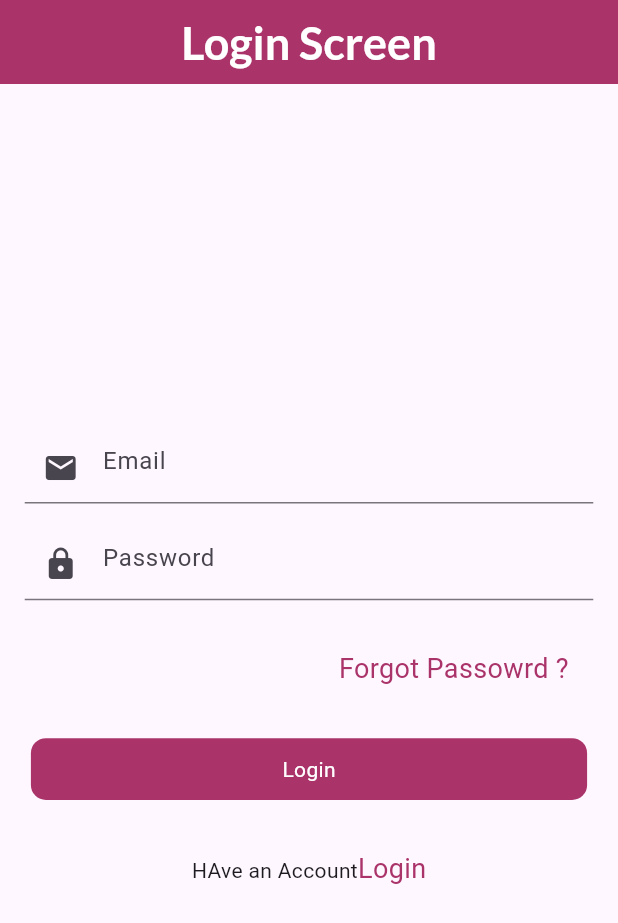
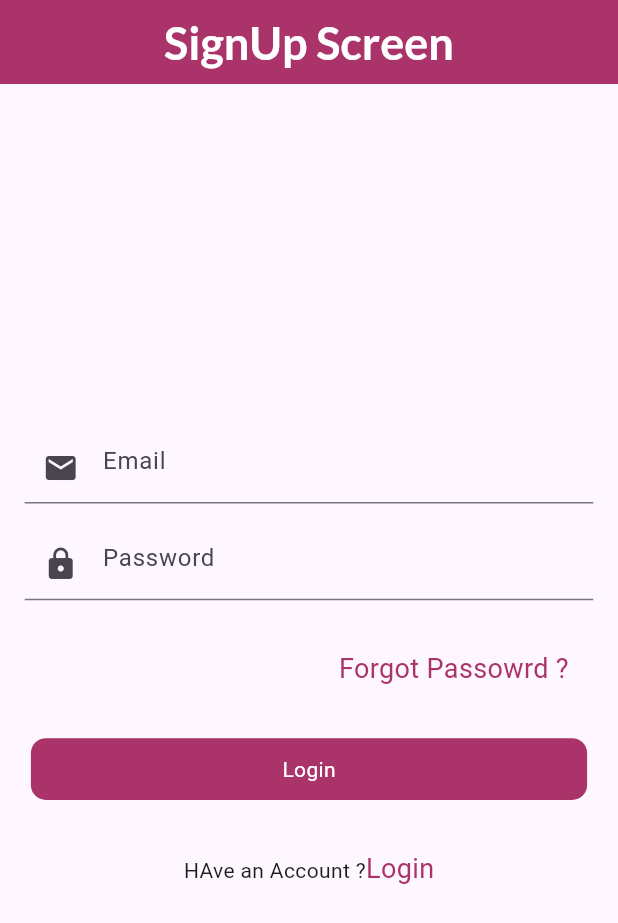
Before and after one commit to huzaifa-huzzi/blog_flutter_getx, a Flutter app: the screen it shows after launch, after a tap on an icon or button, on a phone screen of 412 x 824 dp. Shown: the top 923 px of the screen. Run offline on Flutter 3.47's test engine with Material 3 defaults, Android fonts, the phone set to English and light mode, and no system bars; our stand-ins replace firebase_auth, firebase_core, firebase_database, fluttertoast, get, google_fonts and 1 more; accounts and stored records are empty; network calls fail.

Commit message:
1.Making furthur design and authentication

```diff
--- a/lib/Resources/Languages/languages.dart
+++ b/lib/Resources/Languages/languages.dart
@@ -17,7 +17,7 @@ class Languages extends Translations{
        'pass_word':'Password',
        '_password':'Enter Password',
         '_login' : 'Login',
-         '_Account' : 'HAve an Account',
+         '_Account' : 'HAve an Account ?',
          '_sign' : 'Signup',
           '_signup Succesful' : 'SignUp Successful',
            '_user' : 'user',
--- a/lib/view/Login/LoginScreen.dart
+++ b/lib/view/Login/LoginScreen.dart
@@ -4,6 +4,7 @@ import 'package:blog_flutter_getx/Resources/Components/TextInputField/InputField
 import 'package:blog_flutter_getx/Routes/Routes_name.dart';
 import 'package:blog_flutter_getx/Utils/Utils.dart';
 import 'package:blog_flutter_getx/view_model/Controller/Login/LoginController.dart';
+import 'package:blog_flutter_getx/view_model/Services/SessionManager.dart';
 import 'package:flutter/material.dart';
 import 'package:get/get.dart';
 import 'package:google_fonts/google_fonts.dart';
@@ -40,7 +41,7 @@ class _LoginScreenState extends State<LoginScreen> {
     final width = MediaQuery.sizeOf(context).width * 1;
     return Scaffold(
          appBar: AppBar(
-           title: Text('Login Screen'.tr,style:GoogleFonts.lato(
+           title: Text(SessionManager().userId.toString(),style:GoogleFonts.lato(
         textStyle: TextStyle(
         fontSize: 30,
         fontWeight: FontWeight.bold,
--- a/lib/view/signup/SignUp_Screen.dart
+++ b/lib/view/signup/SignUp_Screen.dart
@@ -41,7 +41,7 @@ class _SignUpState extends State<SignUp> {
     final width = MediaQuery.sizeOf(context).width * 1;
     return Scaffold(
       appBar: AppBar(
-        title: Text('Login Screen'.tr,style:GoogleFonts.lato(
+        title: Text('SignUp Screen',style:GoogleFonts.lato(
           textStyle: TextStyle(
             fontSize: 30,
             fontWeight: FontWeight.bold,
--- a/lib/view_model/Controller/Login/LoginController.dart
+++ b/lib/view_model/Controller/Login/LoginController.dart
@@ -42,7 +42,6 @@ class LoginController extends GetxController {
               'returnSecureToken':true,
 
         }).then((value){
-          Utils.snackBar('User', 'User Authenticated');
           loading.value = false;
 
         }).onError((error,stackTrace){
--- a/lib/view_model/Controller/Signup/SignupController.dart
+++ b/lib/view_model/Controller/Signup/SignupController.dart
@@ -45,11 +45,11 @@ class SignUpController extends GetxController {
           Utils.snackBar('_Registartion'.tr,  '_Registration successful'.tr);
           loading.value = false;
         }).onError((error, stackTrace){
-          ErrorException();
+         Utils.toastMessage(error.toString());
           loading.value = false;
         });
       }).onError((error, stackTrace){
-        ErrorException();
+        Utils.toastMessage(error.toString());
         loading.value = false;
       });
 
```
